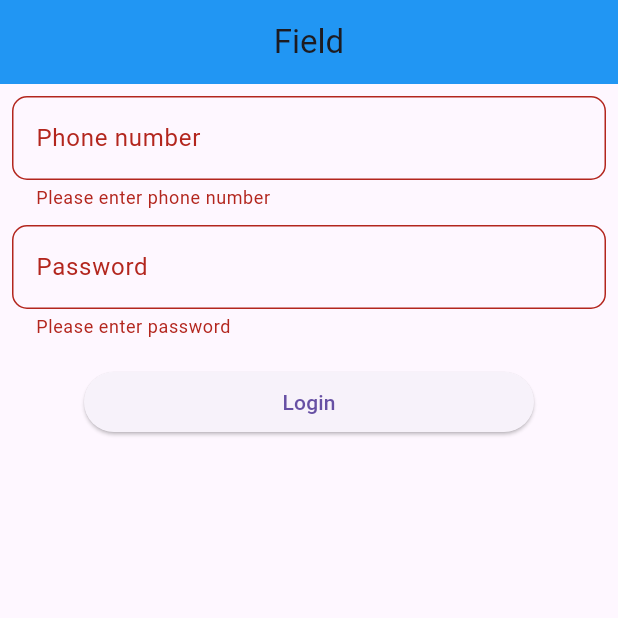
After one commit to Motaher77899/List, a Flutter app: the screen it shows after launch, after a tap on "Login", on a phone screen of 412 x 824 dp, the top half of it. The commit adds this screen. Run offline on Flutter 3.47's test engine with Material 3 defaults, Android fonts, the phone set to English and light mode, and no system bars; network calls fail.

Commit message:
first commit

```diff
--- /dev/null
+++ b/lib/field.dart
@@ -0,0 +1,98 @@
+import 'package:flutter/material.dart';
+import 'Travel.dart';
+import 'ListScreen.dart';
+class Field extends StatelessWidget {
+   Field({super.key});
+
+final _formKey = GlobalKey<FormState>();
+TextEditingController phoneController=TextEditingController();
+   TextEditingController passwordController=TextEditingController();
+  @override
+  Widget build(BuildContext context) {
+    return Scaffold(
+      appBar: AppBar(title: Text('Field'),
+        centerTitle: true,
+        backgroundColor: Colors.blue,
+      ),
+      body:Padding(
+        padding: const EdgeInsets.all(8.0),
+        child: SingleChildScrollView(
+          child: Column(
+          children: [
+            Form(
+                key: _formKey,
+                child: Column(
+              children: [
+                TextFormField(
+
+                  decoration: InputDecoration(
+                      labelText: 'Phone number',
+                      border: OutlineInputBorder(
+                        borderRadius: BorderRadius.circular(10),
+                      )
+
+                  ),
+                  validator: (value){
+                    if (value==null || value.isEmpty){
+                      return 'Please enter phone number';
+                    }
+                    else if (value.length !=11){
+                      return 'wrong number';
+                    }
+                    else {
+                      return null;
+                    }
+                  },
+                ),
+                SizedBox(height: 10,),
+
+                TextFormField(
+                  obscureText: true,
+                  decoration: InputDecoration(
+                      labelText: 'Password',
+                      border: OutlineInputBorder(
+                        borderRadius: BorderRadius.circular(10),
+                      )
+
+                  ),
+                  validator: (value){
+                    if (value==null || value.isEmpty){
+                      return 'Please enter password';
+                    }
+                    else if (value.length <6){
+                      return 'password must be more then 6 characters ';
+                    }
+                    else {
+                      return null;
+                    }
+
+                  },
+                ),
+
+                SizedBox(
+                  height: 10,),
+
+                Padding(
+                  padding: const EdgeInsets.all(8.0),
+                  child: SizedBox(
+                    width: 300,
+                    child: ElevatedButton(onPressed: (){
+                      if(_formKey.currentState!.validate()){
+                        Navigator.push(context, MaterialPageRoute(builder: (context)=> TravelHomeScreen ()));
+                      }
+
+                    }, child: Text('Login')),
+                  ),
+                )
+
+
+              ],
+            ))
+          ],
+          ),
+        ),
+      )
+
+    );
+  }
+}
--- a/lib/main.dart
+++ b/lib/main.dart
@@ -1,5 +1,7 @@
 import 'package:flutter/material.dart';
 import 'package:list/ListScreen.dart';
+import 'package:list/field.dart';
+import 'package:list/exam.dart';
 
 void main() {
   runApp(const MyApp());
@@ -12,7 +14,7 @@ class MyApp extends StatelessWidget {
   Widget build(BuildContext context) {
     return MaterialApp(
       debugShowCheckedModeBanner: false,
-      home: Listscreen(),
+      home:Field(),
     );
   }
 }
--- a/pubspec.yaml
+++ b/pubspec.yaml
@@ -59,9 +59,8 @@ flutter:
   uses-material-design: true
 
   # To add assets to your application, add an assets section, like this:
-  # assets:
-  #   - images/a_dot_burr.jpeg
-  #   - images/a_dot_ham.jpeg
+  assets:
+   - asset/
 
   # An image asset can refer to one or more resolution-specific "variants", see
   # https://flutter.dev/to/resolution-aware-images
```
Also changed, not shown: lib/ListScreen.dart (+29 -4 lines), lib/Travel.dart (added, +280 -0 lines), lib/exam.dart (added, +14 -0 lines), asset/Tes. Card.jpg (added), 1 other file.
